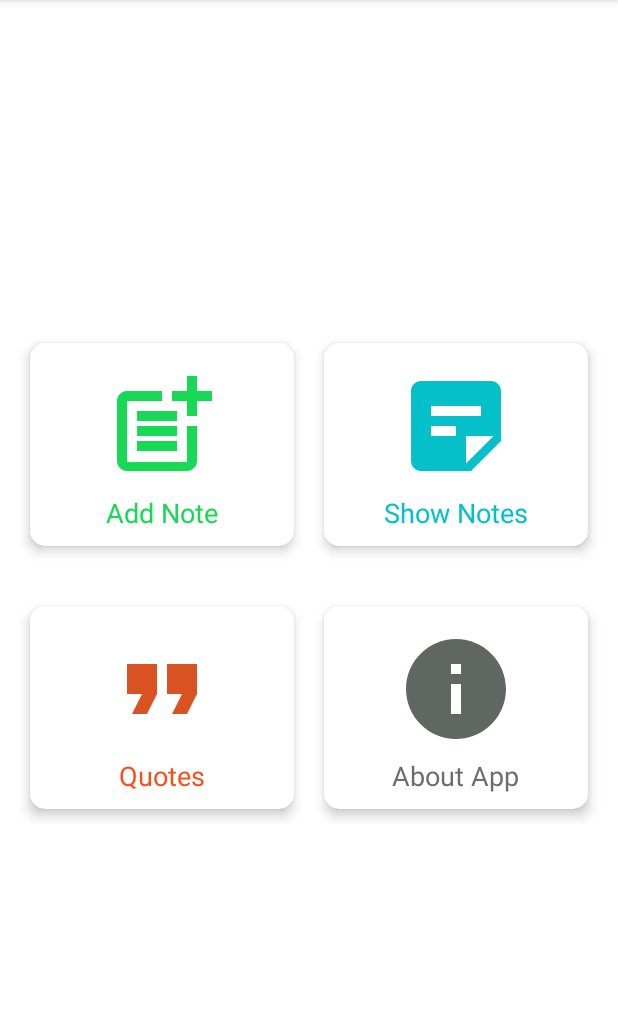
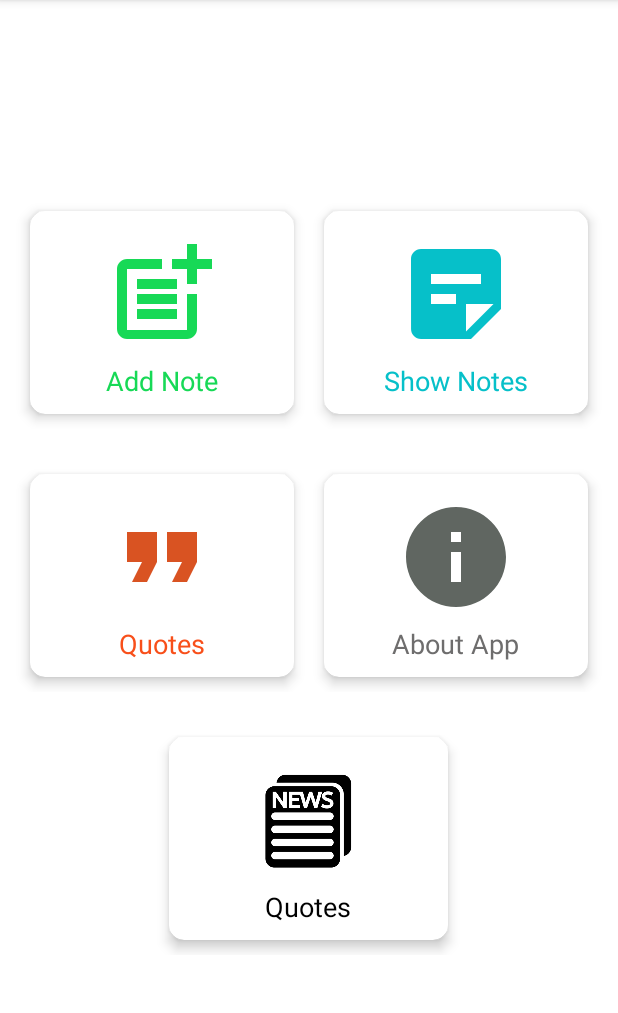
Before and after one commit to Syed-Bipul-Rahman/NoteVerse, an Android app: the screen it shows after launch (MainActivity), on a phone screen of 412 x 824 dp, the part 84-1097 px from its top. Run offline under Robolectric (Android 15) with nearby library versions, the phone set to English and light mode, and no system bars.

Commit message:
[UPDATE]: Homepage update

```diff
--- a/app/src/main/res/layout/activity_main.xml
+++ b/app/src/main/res/layout/activity_main.xml
@@ -21,7 +21,6 @@
         android:orientation="horizontal"
         android:padding="10dp"
         android:weightSum="2">
-
 
 
         <androidx.cardview.widget.CardView
@@ -57,7 +56,9 @@
                     android:textSize="18sp" />
 
             </LinearLayout>
-        </androidx.cardview.widget.CardView><androidx.cardview.widget.CardView
+        </androidx.cardview.widget.CardView>
+
+        <androidx.cardview.widget.CardView
             android:id="@+id/shownotes"
             android:layout_width="0dp"
             android:layout_height="wrap_content"
@@ -140,6 +141,7 @@
 
             </LinearLayout>
         </androidx.cardview.widget.CardView>
+
         <androidx.cardview.widget.CardView
             android:id="@+id/sharenotes"
             android:layout_width="0dp"
@@ -178,4 +180,55 @@
 
     </LinearLayout>
 
+    <LinearLayout
+        android:layout_width="match_parent"
+        android:layout_height="wrap_content"
+        android:layout_gravity="center"
+
+        android:gravity="center"
+        android:orientation="horizontal"
+        android:padding="10dp"
+        android:weightSum="2">
+
+
+        <androidx.cardview.widget.CardView
+            android:id="@+id/todaysnews"
+            android:layout_width="0dp"
+            android:layout_height="wrap_content"
+            android:layout_gravity="center"
+            android:layout_margin="10dp"
+            android:layout_weight="1"
+            android:padding="10dp"
+            app:cardCornerRadius="10dp"
+            app:cardElevation="5dp">
+
+            <LinearLayout
+                android:layout_width="wrap_content"
+                android:layout_height="wrap_content"
+                android:layout_gravity="center"
+                android:gravity="center"
+                android:orientation="vertical"
+                android:padding="10dp">
+
+                <ImageView
+                    android:layout_width="80dp"
+                    android:layout_height="80dp"
+                    android:layout_gravity="center"
+                    android:layout_margin="5dp"
+                    android:src="@drawable/newsiocn"
+                    app:tint="@color/black" />
+
+                <TextView
+                    android:layout_width="wrap_content"
+                    android:layout_height="wrap_content"
+                    android:text="Quotes"
+                    android:textColor="@color/black"
+                    android:textSize="18sp" />
+
             </LinearLayout>
+        </androidx.cardview.widget.CardView>
+
+
+    </LinearLayout>
+
+</LinearLayout>
```
Also changed, not shown: app/src/main/res/drawable/newsiocn.png (added). Lines whose indentation alone changed are shown as unchanged.
